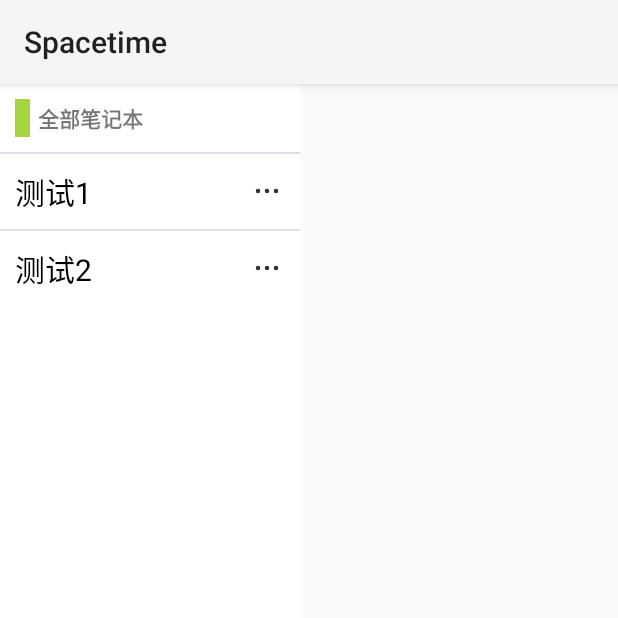
After one commit to potter-Zhang/Spacetime, an Android app: the fragment NotebookBrowserFragment shown on its own in the app's theme, on a phone screen of 412 x 824 dp, the top half of it. The commit adds this screen. Run offline under Robolectric (Android 15) with nearby library versions, the phone set to English and light mode, and no system bars; our stand-ins replace Room's generated code; libraries missing offline, so code that uses them is left out: com.lxj.xpopup, com.xuexiang.xui; 2 statements that could not run were skipped.

Commit message:
添加重命名判空代码;将笔记本列表分离出来作为一个新的fragment

```diff
--- a/app/src/main/java/edu/whu/spacetime/adapter/NoteBookListAdapter.java
+++ b/app/src/main/java/edu/whu/spacetime/adapter/NoteBookListAdapter.java
@@ -6,7 +6,6 @@ import android.view.LayoutInflater;
 import android.view.View;
 import android.view.ViewGroup;
 import android.widget.ArrayAdapter;
-import android.widget.ImageButton;
 import android.widget.TextView;
 
 import androidx.annotation.NonNull;
@@ -15,18 +14,17 @@ import androidx.annotation.Nullable;
 import com.lxj.xpopup.XPopup;
 
 import java.util.List;
-import java.util.NoSuchElementException;
 
 import edu.whu.spacetime.R;
-import edu.whu.spacetime.domain.NoteBook;
+import edu.whu.spacetime.domain.Notebook;
 import edu.whu.spacetime.widget.NoteBookPopupMenu;
 
-public class NoteBookListAdapter extends ArrayAdapter<NoteBook> {
+public class NoteBookListAdapter extends ArrayAdapter<Notebook> {
     private int resourceId;
 
-    private List<NoteBook> notebookList;
+    private List<Notebook> notebookList;
 
-    public NoteBookListAdapter(@NonNull Context context, int resource, @NonNull List<NoteBook> objects) {
+    public NoteBookListAdapter(@NonNull Context context, int resource, @NonNull List<Notebook> objects) {
         super(context, resource, objects);
         this.resourceId = resource;
         this.notebookList = objects;
@@ -35,7 +33,7 @@ public class NoteBookListAdapter extends ArrayAdapter<NoteBook> {
     @NonNull
     @Override
     public View getView(int position, @Nullable View convertView, @NonNull ViewGroup parent) {
-        NoteBook noteBook = getItem(position);
+        Notebook noteBook = getItem(position);
         View view = LayoutInflater.from(getContext()).inflate(this.resourceId, parent, false);
 
         TextView tv_notebookName = view.findViewById(R.id.tv_notebookName);
--- a/app/src/main/java/edu/whu/spacetime/domain/NoteBook.java
+++ b/app/src/main/java/edu/whu/spacetime/domain/Notebook.java
@@ -5,7 +5,7 @@ import androidx.room.Ignore;
 import androidx.room.PrimaryKey;
 
 @Entity
-public class NoteBook {
+public class Notebook {
     @PrimaryKey(autoGenerate = true)
     private int id;
 
@@ -14,10 +14,10 @@ public class NoteBook {
     private int userId;
 
     @Ignore
-    public NoteBook() {
+    public Notebook() {
     }
 
-    public NoteBook(String name, int userId) {
+    public Notebook(String name, int userId) {
         this.name = name;
         this.userId = userId;
     }
--- /dev/null
+++ b/app/src/main/java/edu/whu/spacetime/fragment/NotebookBrowserFragment.java
@@ -0,0 +1,70 @@
+package edu.whu.spacetime.fragment;
+
+import android.os.Bundle;
+
+import androidx.fragment.app.Fragment;
+
+import android.view.LayoutInflater;
+import android.view.View;
+import android.view.ViewGroup;
+import android.widget.AdapterView;
+import android.widget.ListView;
+
+import com.xuexiang.xui.widget.toast.XToast;
+
+import java.util.ArrayList;
+import java.util.List;
+
+import edu.whu.spacetime.R;
+import edu.whu.spacetime.adapter.NoteBookListAdapter;
+import edu.whu.spacetime.domain.Notebook;
+
+public class NotebookBrowserFragment extends Fragment {
+
+    // 自定义切换笔记本监听器
+    private interface OnNotebookChangedListener {
+        void OnNotebookChanged(Notebook newNotebook);
+    }
+
+    private OnNotebookChangedListener notebookChangedListener;
+
+    public void setOnNotebookChangedListener(OnNotebookChangedListener listener) {
+        this.notebookChangedListener = listener;
+    }
+
+    public NotebookBrowserFragment() {
+        // Required empty public constructor
+    }
+
+    @Override
+    public void onCreate(Bundle savedInstanceState) {
+        super.onCreate(savedInstanceState);
+    }
+
+    @Override
+    public View onCreateView(LayoutInflater inflater, ViewGroup container,
+                             Bundle savedInstanceState) {
+        // Inflate the layout for this fragment
+        View fragmentView = inflater.inflate(R.layout.fragment_notebook_browser, container, false);
+        setNotebookList(fragmentView);
+        return fragmentView;
+    }
+
+    // 设置ListView要显示的笔记本和相应的监听器
+    private void setNotebookList(View fragmentView) {
+        ListView notebookListView = fragmentView.findViewById(R.id.list_notebook);
+        List<Notebook> notebookList = new ArrayList<>();
+        notebookList.add(new Notebook("测试1", 0));
+        notebookList.add(new Notebook("测试2", 0));
+        NoteBookListAdapter adapter = new NoteBookListAdapter(getContext(), R.layout.item_notebook_list, notebookList);
+        notebookListView.setAdapter(adapter);
+
+        notebookListView.setOnItemClickListener((parent, view, position, id) -> {
+            Notebook notebook = (Notebook) parent.getItemAtPosition(position);
+            // 触发切换笔记本事件
+            if (notebookChangedListener != null) {
+                notebookChangedListener.OnNotebookChanged(notebook);
+            }
+        });
+    }
+}
--- a/app/src/main/java/edu/whu/spacetime/widget/NoteBookPopupMenu.java
+++ b/app/src/main/java/edu/whu/spacetime/widget/NoteBookPopupMenu.java
@@ -1,18 +1,13 @@
 package edu.whu.spacetime.widget;
 
 import android.content.Context;
-import android.view.View;
 
 import androidx.annotation.NonNull;
 
 import com.lxj.xpopup.XPopup;
 import com.lxj.xpopup.core.AttachPopupView;
-import com.lxj.xpopup.interfaces.OnConfirmListener;
-import com.lxj.xpopup.interfaces.OnInputConfirmListener;
 
 import edu.whu.spacetime.R;
-import edu.whu.spacetime.adapter.NoteBookListAdapter;
-import edu.whu.spacetime.domain.NoteBook;
 
 public class NoteBookPopupMenu extends AttachPopupView  {
 
--- /dev/null
+++ b/app/src/main/res/layout/fragment_notebook_browser.xml
@@ -0,0 +1,37 @@
+<?xml version="1.0" encoding="utf-8"?>
+<LinearLayout
+    xmlns:android="http://schemas.android.com/apk/res/android"
+    android:layout_width="wrap_content"
+    android:layout_height="match_parent"
+    android:layout_gravity="start"
+    android:orientation="vertical"
+    android:background="@color/white">
+    <!--侧边栏头部-->
+    <LinearLayout
+        android:layout_width="wrap_content"
+        android:layout_height="wrap_content"
+        android:orientation="horizontal"
+        android:gravity="center|left"
+        android:padding="10dp">
+        <View
+            android:layout_width="10dp"
+            android:layout_height="25dp"
+            android:background="@color/main_theme"/>
+        <TextView
+            android:layout_marginStart="5dp"
+            android:layout_width="wrap_content"
+            android:layout_height="wrap_content"
+            android:text="全部笔记本"
+            android:textStyle="bold"/>
+    </LinearLayout>
+    <!--分割线-->
+    <View
+        android:layout_width="200dp"
+        android:layout_height="1dp"
+        android:background="@color/light_gray"/>
+    <!--笔记本列表-->
+    <ListView
+        android:id="@+id/list_notebook"
+        android:layout_width="match_parent"
+        android:layout_height="wrap_content"/>
+</LinearLayout>
--- a/app/src/main/res/layout/item_notebook_list.xml
+++ b/app/src/main/res/layout/item_notebook_list.xml
@@ -12,6 +12,8 @@
         android:layout_weight="1"
         android:layout_height="wrap_content"
         android:text="笔记本名称"
+        android:ellipsize="end"
+        android:maxLines="1"
         android:textColor="@color/notebook_name_color"
         android:textSize="20sp"
         />
```
Also changed, not shown: app/src/main/java/edu/whu/spacetime/fragment/NoteBrowserFragment.java (+5 -7 lines), app/src/main/java/edu/whu/spacetime/widget/RenameDialog.java (+14 -3 lines), app/src/main/res/layout/fragment_note_browser.xml (+4 -33 lines), app/src/main/res/layout/widget_popup_rename.xml (+6 -2 lines).
